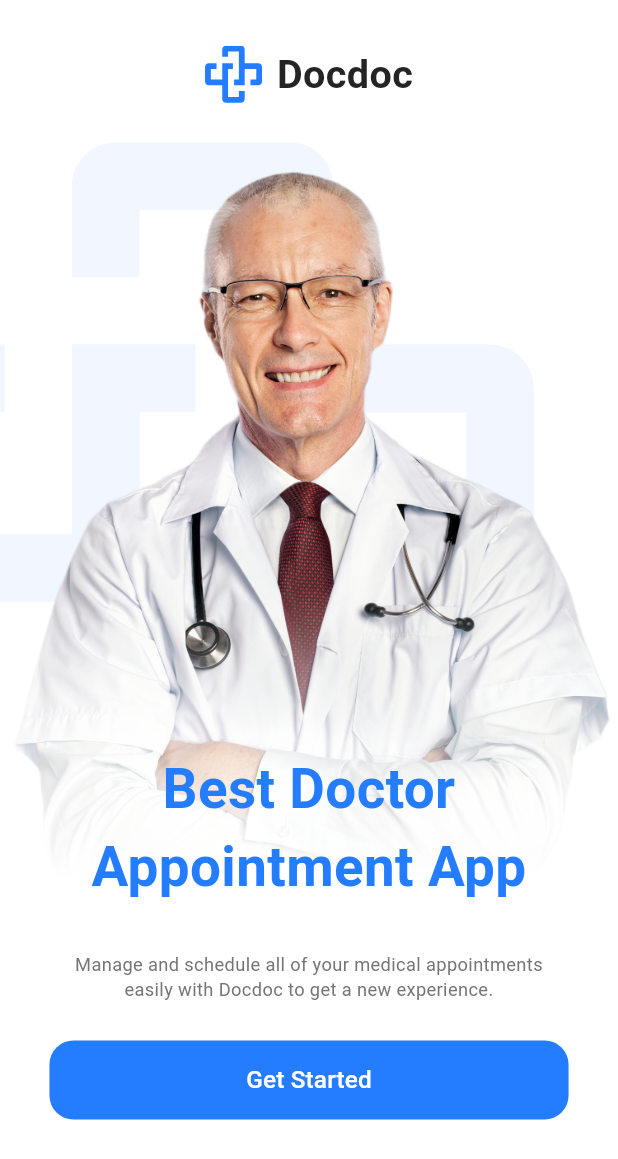
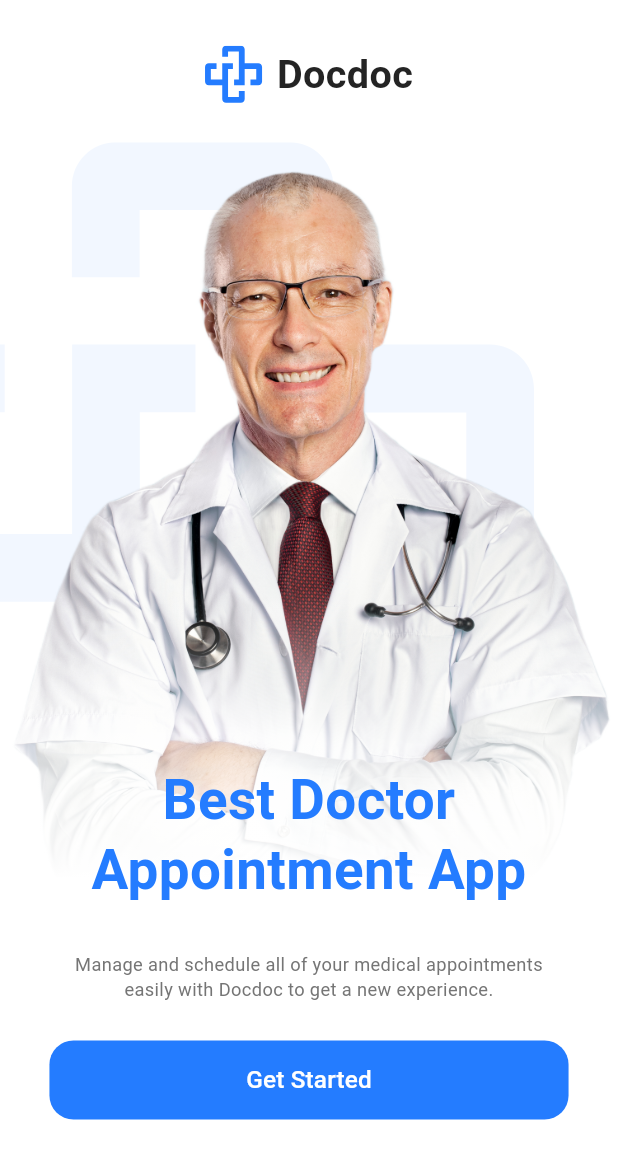
Before and after one commit to RonydaEssam/doc_app, a Flutter app: the screen it shows after launch, on a phone screen of 412 x 824 dp. Shown: the top 1159 px of the screen. Run offline on Flutter 3.47's test engine with Material 3 defaults, Android fonts, the phone set to English and light mode, and no system bars; our stand-ins replace flutter_screenutil, flutter_svg.

Commit message:
ui enchancment

```diff
--- a/lib/features/onboarding/widgets/doc_image_and_main_text.dart
+++ b/lib/features/onboarding/widgets/doc_image_and_main_text.dart
@@ -31,7 +31,7 @@ class DocImageAndMainText extends StatelessWidget {
           child: Text(
             'Best Doctor\nAppointment App',
             textAlign: TextAlign.center,
-            style: TextStyles.font36BlueBold,
+            style: TextStyles.font36BlueBold.copyWith(height: 1.3),
           ),
         ),
       ],
```
